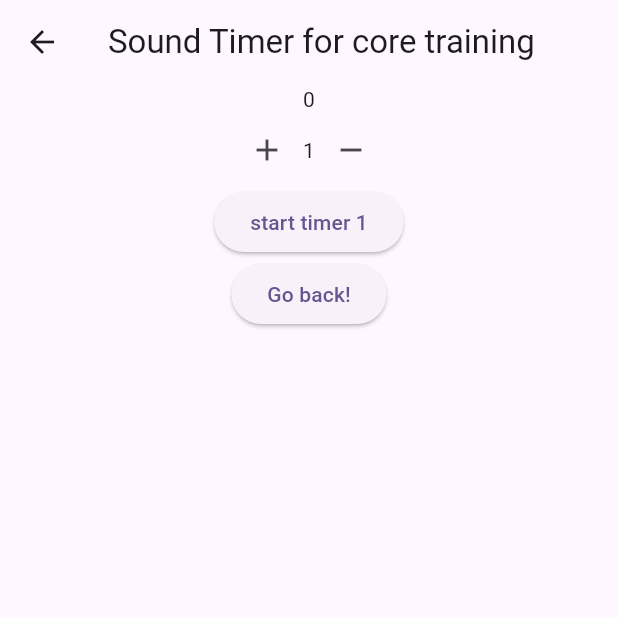
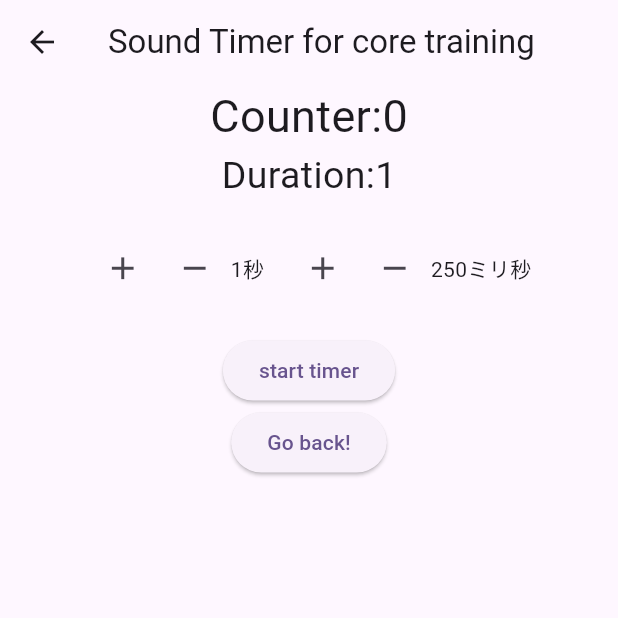
Before and after one commit to of3jlmssoo/exercise_Tracker_flutter, a Flutter app: the SoundTimer screen opened directly, on a phone screen of 412 x 824 dp, the top half of it. Run offline on Flutter 3.47's test engine with Material 2 defaults, Android fonts, the light colour scheme and no system bars; our stand-ins replace flutter_riverpod.

Commit message:
sound timer completed

```diff
--- a/lib/main.dart
+++ b/lib/main.dart
@@ -14,7 +14,8 @@ const _uuid = Uuid();
 const prepDuration = 2;
 const int workoutDuration = 3;
 const int totalDuration = prepDuration + workoutDuration;
-
+const adjustmentUnitMilliseconds = 250;
+const adjustmentUnitSeconds = 1;
 // int _selectedWorkout = -1;
 // bool _cancelTimer = false;
 // const int NUMBER_OF_WORKOUT = 10;
@@ -443,9 +444,16 @@ class SoundTimer extends ConsumerWidget {
     if (counter == 0) return;
 
     SystemSound.play(SystemSoundType.click);
-    await Future.delayed(Duration(seconds: ref.watch(delayedDuration)));
+    await Future.delayed(Duration(
+      milliseconds: ref.watch(delayedDuration),
+    ));
+    // seconds: ref.watch(delayedDuration),
 
     SystemSound.play(SystemSoundType.click);
+    // await Future.delayed(Duration(
+    //   milliseconds: 500,
+    // ));
+    // SystemSound.play(SystemSoundType.click);
     log.info(
         'startbeeptimer() next loop. duration:${ref.watch(delayedDuration)} - counter:$counter');
     ref.read(soundTimerCounter.notifier).update((state) => state - 1);
@@ -459,38 +467,75 @@ class SoundTimer extends ConsumerWidget {
         title: const Text('Sound Timer for core training'),
       ),
       body: Column(
+        crossAxisAlignment: CrossAxisAlignment.center,
         children: [
-          Text('${ref.watch(soundTimerCounter)}'),
+          Text(
+            'Counter:${ref.watch(soundTimerCounter)}',
+            style: TextStyle(fontSize: 30),
+          ),
+          Text(
+            'Duration:${ref.watch(delayedDuration)}',
+            style: TextStyle(fontSize: 25),
+          ),
+          SizedBox(height: 20),
           Row(
             mainAxisAlignment: MainAxisAlignment.center,
             children: [
               IconButton(
+                iconSize: 25,
                 icon: const Icon(Icons.add),
-                tooltip: 'Increase volume by 1',
+                tooltip: 'Increase by $adjustmentUnitSeconds seconds',
                 onPressed: () {
                   ref
                       .read(delayedDuration.notifier)
-                      .update((state) => state + 1);
+                      .update((state) => state + adjustmentUnitSeconds * 1000);
                 },
               ),
-              Text('${ref.watch(delayedDuration)}'),
               IconButton(
+                iconSize: 25,
                 icon: const Icon(Icons.remove),
-                tooltip: 'Increase volume by 10',
+                tooltip: 'Decrease by $adjustmentUnitSeconds seconds',
                 onPressed: () {
                   ref
                       .read(delayedDuration.notifier)
-                      .update((state) => state - 1);
+                      .update((state) => state - adjustmentUnitSeconds * 1000);
                 },
               ),
+              Text('$adjustmentUnitSeconds秒'),
+              SizedBox(
+                width: 15,
+              ),
+              IconButton(
+                iconSize: 25,
+                icon: const Icon(Icons.add),
+                tooltip: 'Increase by $adjustmentUnitMilliseconds milliseconds',
+                onPressed: () {
+                  ref
+                      .read(delayedDuration.notifier)
+                      .update((state) => state + adjustmentUnitMilliseconds);
+                },
+              ),
+              IconButton(
+                iconSize: 25,
+                icon: const Icon(Icons.remove),
+                tooltip: 'Decrease by $adjustmentUnitMilliseconds milliseconds',
+                onPressed: () {
+                  ref
+                      .read(delayedDuration.notifier)
+                      .update((state) => state - adjustmentUnitMilliseconds);
+                },
+              ),
+              Text('$adjustmentUnitMillisecondsミリ秒'),
             ],
           ),
+          SizedBox(height: 20),
           ElevatedButton(
             onPressed: () {
-              ref.read(soundTimerCounter.notifier).update((state) => 20);
-              startbeeptimer(ref: ref, counter: ref.watch(delayedDuration));
+              ref.read(soundTimerCounter.notifier).update((state) => 10);
+              ref.read(delayedDuration.notifier).update((state) => 2750);
+              startbeeptimer(ref: ref, counter: ref.watch(soundTimerCounter));
             },
-            child: Text('start timer ${ref.watch(delayedDuration)}'),
+            child: Text('start timer'),
           ),
           ElevatedButton(
             onPressed: () {
```
